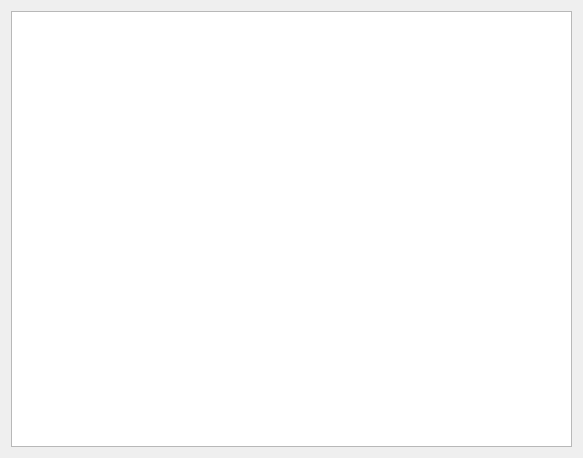
The window that TablePreviewWidget.ui (KarKarbI4/test_db_generator) describes before a commit, drawn with Qt 5.
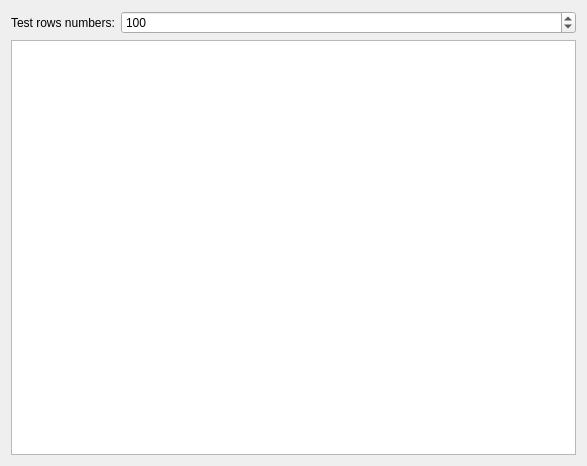
The same window after the commit.

The edit to the form file:
```diff
--- a/TablePreviewWidget.ui
+++ b/TablePreviewWidget.ui
@@ -6,15 +6,39 @@
    <rect>
     <x>0</x>
     <y>0</y>
-    <width>583</width>
-    <height>458</height>
+    <width>587</width>
+    <height>466</height>
    </rect>
   </property>
   <property name="windowTitle">
    <string>TablePreview</string>
   </property>
-  <layout class="QGridLayout" name="gridLayout">
-   <item row="0" column="0">
+  <layout class="QVBoxLayout" name="verticalLayout">
+   <item>
+    <layout class="QFormLayout" name="formLayout">
+     <item row="0" column="0">
+      <widget class="QLabel" name="label">
+       <property name="text">
+        <string>Test rows numbers:</string>
+       </property>
+      </widget>
+     </item>
+     <item row="0" column="1">
+      <widget class="QSpinBox" name="spinBox">
+       <property name="maximum">
+        <number>1000</number>
+       </property>
+       <property name="value">
+        <number>100</number>
+       </property>
+       <property name="displayIntegerBase">
+        <number>10</number>
+       </property>
+      </widget>
+     </item>
+    </layout>
+   </item>
+   <item>
     <widget class="QTableWidget" name="tableWidget">
      <property name="frameShape">
       <enum>QFrame::StyledPanel</enum>
@@ -47,13 +71,13 @@
       <bool>true</bool>
      </attribute>
      <attribute name="horizontalHeaderStretchLastSection">
-      <bool>false</bool>
+      <bool>true</bool>
      </attribute>
      <attribute name="verticalHeaderVisible">
       <bool>false</bool>
      </attribute>
      <attribute name="verticalHeaderStretchLastSection">
-      <bool>true</bool>
+      <bool>false</bool>
      </attribute>
     </widget>
    </item>
```
Left out of the diff: 5 changed lines with no effect on the pictures.
